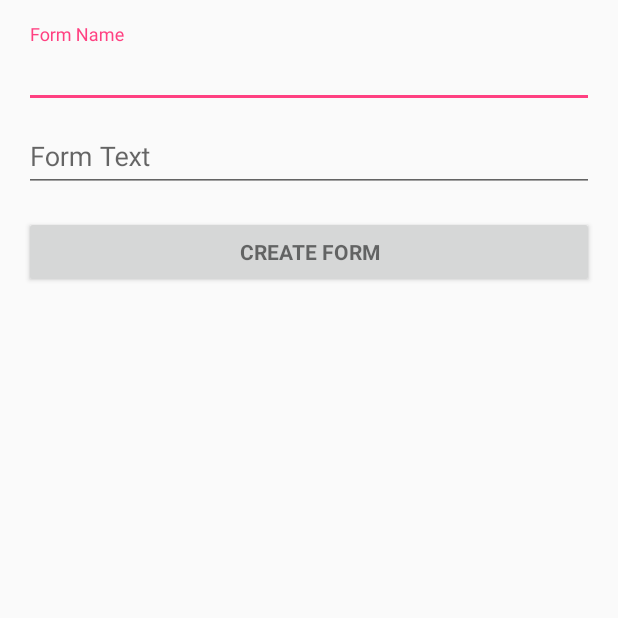
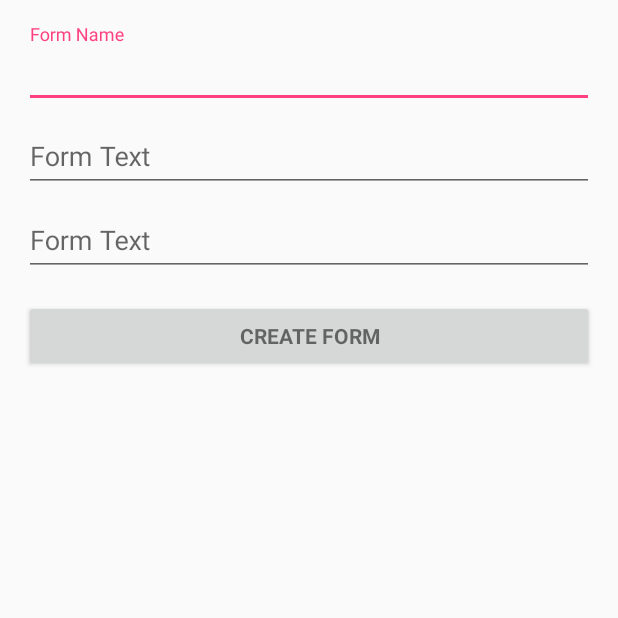
Before and after one commit to ColumCross/PermissionGranted, an Android app: the screen it shows after launch (AddEditForm), after a tap on an icon or button, on a phone screen of 412 x 824 dp, the top half of it. Run offline under Robolectric (Android 15) with nearby library versions, the phone set to English and light mode, and no system bars.

Commit message:
Added email capabilities. Cleaned up code in ViewForm. Added creator name and date fields to the database.

```diff
--- a/app/src/main/java/edu/rit/columcross/permissiongranted/DatabaseConnector.java
+++ b/app/src/main/java/edu/rit/columcross/permissiongranted/DatabaseConnector.java
@@ -125,16 +125,8 @@ public class DatabaseConnector
       public void onCreate(SQLiteDatabase db)
       {
 
-         String createFormsTable = "CREATE TABLE forms(_id integer primary key autoincrement, name TEXT, body TEXT);";
-          String createSigsTable = "CREATE TABLE signatures(_id integer primary key autoincrement, name TEXT, email TEXT, formText TEXT);";
-          // query to create a new table named contacts
-         String createQuery = "CREATE TABLE forms" +
-            "(_id integer primary key autoincrement," +
-            "name TEXT, body TEXT);" +
-                 "CREATE TABLE signatures" +
-                 "(_id integer primary key autoincrement," +
-                 "name TEXT, email TEXT, formText TEXT);";
-
+         String createFormsTable = "CREATE TABLE forms(_id integer primary key autoincrement, name TEXT, body TEXT, creator TEXT, dateCreated DATE);";
+          String createSigsTable = "CREATE TABLE signatures(_id integer primary key autoincrement, name TEXT, email TEXT, formText TEXT, dateSigned DATE);";
          db.execSQL(createFormsTable);
           db.execSQL(createSigsTable);
       } // end method onCreate
--- a/app/src/main/res/layout/activity_new_form.xml
+++ b/app/src/main/res/layout/activity_new_form.xml
@@ -62,6 +62,23 @@
 
             </android.support.design.widget.TextInputLayout>
 
+            <android.support.design.widget.TextInputLayout
+                android:layout_width="match_parent"
+                android:layout_height="wrap_content">
+
+                <EditText
+                    android:id="@+id/nf_creatorName"
+                    android:layout_width="match_parent"
+                    android:layout_height="wrap_content"
+                    android:hint="@string/prompt_form"
+                    android:imeActionId="@+id/editFormText"
+                    android:imeOptions="actionUnspecified"
+                    android:inputType="text"
+                    android:maxLines="5"
+                    android:singleLine="true" />
+
+            </android.support.design.widget.TextInputLayout>
+
             <Button
                 android:id="@+id/saveFormButton"
                 style="?android:textAppearanceSmall"
--- a/app/src/main/res/layout/activity_view_form.xml
+++ b/app/src/main/res/layout/activity_view_form.xml
@@ -29,7 +29,6 @@
         android:ems="10"
         android:hint="Name"
         android:inputType="textPersonName"
-        android:text="Name"
         android:layout_above="@+id/vf_email"
         android:layout_alignLeft="@+id/vf_email"
         android:layout_alignStart="@+id/vf_email" />
```
Also changed, not shown: app/src/main/java/edu/rit/columcross/permissiongranted/AddEditForm.java (+38 -55 lines), app/src/main/java/edu/rit/columcross/permissiongranted/ViewForm.java (+39 -1 lines), 193 other files.
